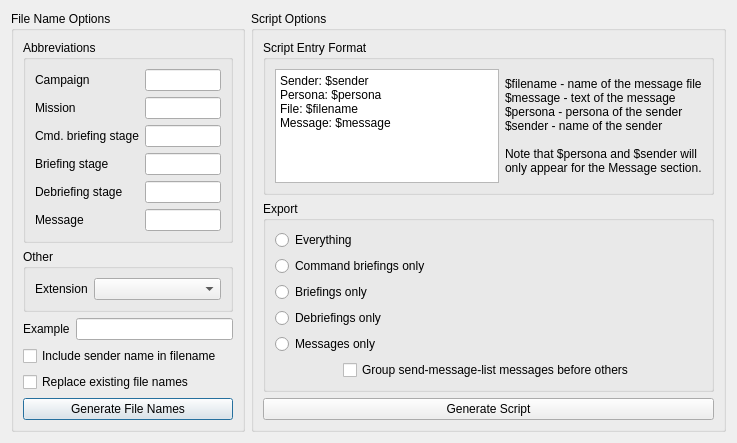
Before: the Qt Designer form qtfred/ui/VoiceActingManager.ui in scp-fs2open/fs2open.github.com, drawn with Qt 5.
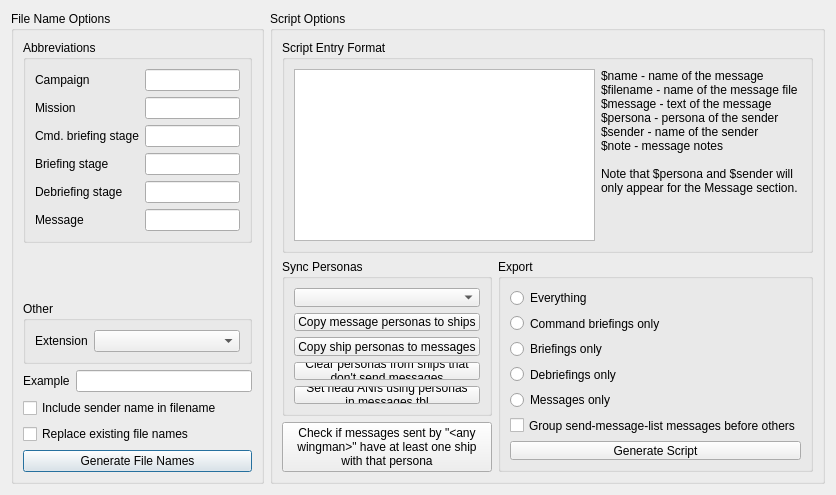
After: the same form once the commit is applied.

Commit message: revise Voice Acting Manager dialog

Diff of the .ui file:
```diff
--- a/qtfred/ui/VoiceActingManager.ui
+++ b/qtfred/ui/VoiceActingManager.ui
@@ -6,16 +6,22 @@
    <rect>
     <x>0</x>
     <y>0</y>
-    <width>737</width>
-    <height>402</height>
+    <width>836</width>
+    <height>457</height>
    </rect>
   </property>
   <property name="windowTitle">
    <string>Voice Acting Manager</string>
   </property>
-  <layout class="QHBoxLayout" name="horizontalLayout_3">
+  <layout class="QHBoxLayout" name="horizontalLayout_3" stretch="3,0">
    <item>
     <widget class="QGroupBox" name="fileNameOptionsBox">
+     <property name="sizePolicy">
+      <sizepolicy hsizetype="Preferred" vsizetype="Preferred">
+       <horstretch>3</horstretch>
+       <verstretch>0</verstretch>
+      </sizepolicy>
+     </property>
      <property name="title">
       <string>File Name Options</string>
      </property>
@@ -89,6 +95,19 @@
         </layout>
        </widget>
       </item>
+      <item>
+       <spacer name="verticalSpacer">
+        <property name="orientation">
+         <enum>Qt::Vertical</enum>
+        </property>
+        <property name="sizeHint" stdset="0">
+         <size>
+          <width>20</width>
+          <height>40</height>
+         </size>
+        </property>
+       </spacer>
+      </item>
       <item>
        <widget class="QGroupBox" name="extensionLayout">
         <property name="title">
@@ -118,7 +137,11 @@
          </widget>
         </item>
         <item>
-         <widget class="QLineEdit" name="exampleEdit"/>
+         <widget class="QLineEdit" name="exampleFilenameLabel">
+          <property name="readOnly">
+           <bool>true</bool>
+          </property>
+         </widget>
         </item>
        </layout>
       </item>
@@ -148,6 +171,12 @@
    </item>
    <item>
     <widget class="QGroupBox" name="scriptOptionsBox">
+     <property name="sizePolicy">
+      <sizepolicy hsizetype="Preferred" vsizetype="Preferred">
+       <horstretch>1</horstretch>
+       <verstretch>0</verstretch>
+      </sizepolicy>
+     </property>
      <property name="title">
       <string>Script Options</string>
      </property>
@@ -157,39 +186,111 @@
         <property name="title">
          <string>Script Entry Format</string>
         </property>
-        <layout class="QHBoxLayout" name="horizontalLayout">
+        <layout class="QHBoxLayout" name="horizontalLayout" stretch="0">
          <item>
-          <widget class="QPlainTextEdit" name="scriptTextEdit">
+          <layout class="QHBoxLayout" name="horizontalLayout_5" stretch="3,2">
+           <item>
+            <widget class="QPlainTextEdit" name="scriptEntryFormatPlainTextEdit">
+             <property name="sizePolicy">
+              <sizepolicy hsizetype="Expanding" vsizetype="Expanding">
+               <horstretch>0</horstretch>
+               <verstretch>0</verstretch>
+              </sizepolicy>
+             </property>
            <property name="plainText">
-            <string>Sender: $sender
-Persona: $persona
-File: $filename
-Message: $message</string>
+              <string/>
            </property>
           </widget>
          </item>
          <item>
           <widget class="QLabel" name="scriptLegendLabel">
            <property name="text">
-            <string>$filename - name of the message file
+              <string>$name - name of the message
+$filename - name of the message file
 $message - text of the message
 $persona - persona of the sender
 $sender - name of the sender
+$note - message notes
 
 Note that $persona and $sender will
 only appear for the Message section.</string>
            </property>
+             <property name="alignment">
+              <set>Qt::AlignLeading|Qt::AlignLeft|Qt::AlignTop</set>
+             </property>
+             <property name="wordWrap">
+              <bool>true</bool>
+             </property>
           </widget>
          </item>
         </layout>
+         </item>
+        </layout>
        </widget>
+      </item>
+      <item>
+       <layout class="QHBoxLayout" name="horizontalLayout_4">
+        <item>
+         <layout class="QVBoxLayout" name="verticalLayout_6">
+          <item>
+           <widget class="QGroupBox" name="synPersonasBox">
+            <property name="title">
+             <string>Sync Personas</string>
+            </property>
+            <layout class="QVBoxLayout" name="verticalLayout_5">
+             <item>
+              <widget class="QComboBox" name="personaSyncComboBox"/>
+             </item>
+             <item>
+              <widget class="QPushButton" name="copyMsgToShipsButton">
+               <property name="text">
+                <string>Copy message personas to ships</string>
+               </property>
+              </widget>
+             </item>
+             <item>
+              <widget class="QPushButton" name="copyShipsToMsgsButton">
+               <property name="text">
+                <string>Copy ship personas to messages</string>
+               </property>
+              </widget>
+             </item>
+             <item>
+              <widget class="QPushButton" name="clearNonSendersButton">
+               <property name="text">
+                <string>Clear personas from ships that
+don't send messages</string>
+               </property>
+              </widget>
+             </item>
+             <item>
+              <widget class="QPushButton" name="setHeadAnisButton">
+               <property name="text">
+                <string>Set head ANIs using personas
+in messages.tbl</string>
+               </property>
+              </widget>
+             </item>
+            </layout>
+           </widget>
+          </item>
+          <item>
+           <widget class="QPushButton" name="checkAnyWingmanButton">
+            <property name="text">
+             <string>Check if messages sent by &quot;&lt;any
+wingman&gt;&quot; have at least one ship
+with that persona</string>
+            </property>
+           </widget>
+          </item>
+         </layout>
       </item>
       <item>
        <widget class="QGroupBox" name="exportBox">
         <property name="title">
          <string>Export</string>
         </property>
-        <layout class="QVBoxLayout" name="verticalLayout_3">
+          <layout class="QVBoxLayout" name="verticalLayout_3" stretch="0,0,0,0,0,0,1">
          <item>
           <widget class="QRadioButton" name="exportAllRadio">
            <property name="text">
@@ -277,15 +378,29 @@
            </item>
           </layout>
          </item>
-        </layout>
-       </widget>
-      </item>
       <item>
        <widget class="QPushButton" name="generateScriptButton">
+             <property name="sizePolicy">
+              <sizepolicy hsizetype="Minimum" vsizetype="Expanding">
+               <horstretch>0</horstretch>
+               <verstretch>0</verstretch>
+              </sizepolicy>
+             </property>
+             <property name="baseSize">
+              <size>
+               <width>0</width>
+               <height>0</height>
+              </size>
+             </property>
         <property name="text">
          <string>Generate Script</string>
         </property>
        </widget>
+           </item>
+          </layout>
+         </widget>
+        </item>
+       </layout>
       </item>
      </layout>
     </widget>
```
Left out of the diff: 20 changed lines with no effect on the pictures. Lines whose indentation alone changed are shown as unchanged. The commit also changes 11 other files.
